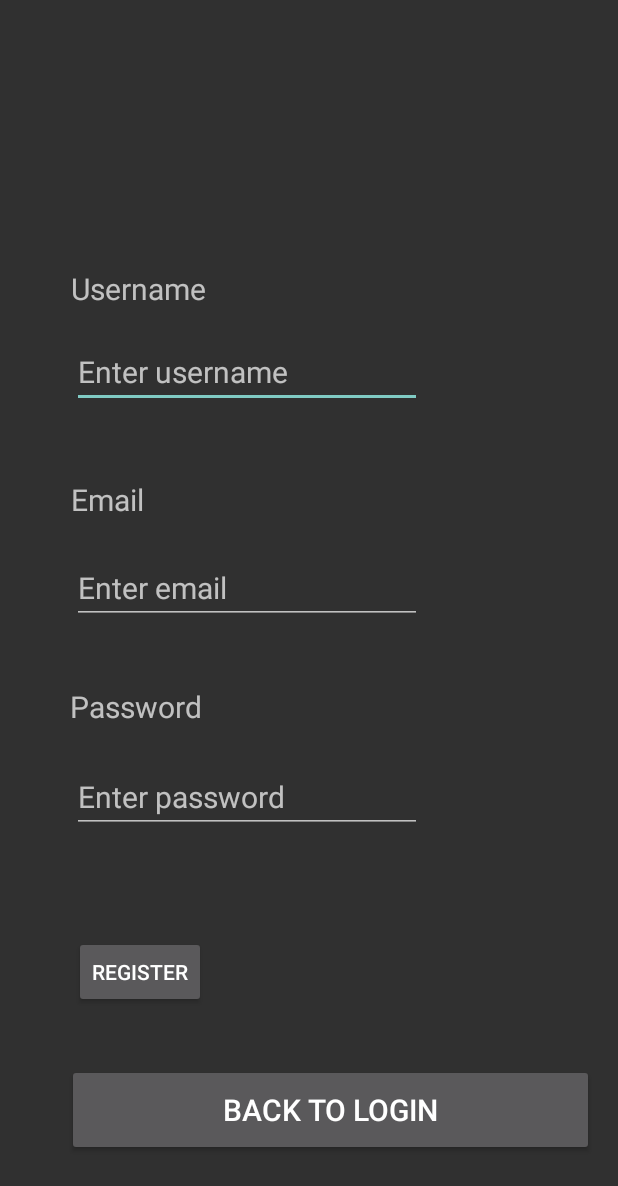
After one commit to PioRomo/137Project, an Android app: the RegisterActivity screen opened directly, with no data from a screen before it, on a phone screen of 412 x 824 dp. The commit adds this screen. Shown: the top 1186 px of the screen. Run offline under Robolectric (Android 15) with nearby library versions, the phone set to English and light mode, and no system bars.

Commit message:
Added basic UI for registration page - Created RegisterActivity - Added backtologin functionality - Added toRegistration functionality to Login Activity - Tested on Android Phone (it works!) - UI of course needs some refining

```diff
--- /dev/null
+++ b/app/src/main/java/com/example/pixelpedia/RegisterActivity.kt
@@ -0,0 +1,41 @@
+package com.example.pixelpedia
+
+import android.os.Bundle
+import android.widget.Button
+import android.widget.EditText
+import androidx.activity.enableEdgeToEdge
+import androidx.appcompat.app.AppCompatActivity
+import androidx.core.view.ViewCompat
+import androidx.core.view.WindowInsetsCompat
+
+class RegisterActivity : AppCompatActivity() {
+
+    private lateinit var userNameEditText: EditText
+    private lateinit var emailEditText: EditText
+    private lateinit var passwordEditText: EditText
+    private lateinit var registerButton: Button
+    private lateinit var backToLoginButton: Button
+
+    override fun onCreate(savedInstanceState: Bundle?) {
+        super.onCreate(savedInstanceState)
+        enableEdgeToEdge()
+        setContentView(R.layout.activity_register)
+
+        userNameEditText = findViewById(R.id.registerUsernameText)
+        emailEditText = findViewById(R.id.registerEmailText)
+        passwordEditText = findViewById(R.id.registerPasswordText)
+        registerButton = findViewById(R.id.registerRegisterButton)
+        backToLoginButton = findViewById(R.id.registerBackToLogin)
+
+        registerButton.setOnClickListener{
+            val username = userNameEditText.text.toString()
+            val email = emailEditText.text.toString()
+            val password = passwordEditText.text.toString()
+            //Implement firebase logic
+        }
+
+        backToLoginButton.setOnClickListener{
+            finish()
+        }
+    }
+}
--- /dev/null
+++ b/app/src/main/res/layout/activity_register.xml
@@ -0,0 +1,118 @@
+<?xml version="1.0" encoding="utf-8"?>
+<androidx.constraintlayout.widget.ConstraintLayout xmlns:android="http://schemas.android.com/apk/res/android"
+    xmlns:app="http://schemas.android.com/apk/res-auto"
+    xmlns:tools="http://schemas.android.com/tools"
+    android:id="@+id/main"
+    android:layout_width="match_parent"
+    android:layout_height="match_parent"
+    tools:context=".RegisterActivity">
+
+    <TextView
+        android:id="@+id/registerUsernameTitle"
+        android:layout_width="wrap_content"
+        android:layout_height="wrap_content"
+        android:text="Username"
+        android:textSize="20sp"
+        app:layout_constraintBottom_toBottomOf="parent"
+        app:layout_constraintEnd_toEndOf="parent"
+        app:layout_constraintHorizontal_bias="0.146"
+        app:layout_constraintStart_toStartOf="parent"
+        app:layout_constraintTop_toTopOf="parent"
+        app:layout_constraintVertical_bias="0.224" />
+
+    <TextView
+        android:id="@+id/registerEmailTitle"
+        android:layout_width="wrap_content"
+        android:layout_height="wrap_content"
+        android:text="Email"
+        android:textSize="20sp"
+        app:layout_constraintBottom_toBottomOf="parent"
+        app:layout_constraintEnd_toEndOf="parent"
+        app:layout_constraintHorizontal_bias="0.131"
+        app:layout_constraintStart_toStartOf="parent"
+        app:layout_constraintTop_toTopOf="parent"
+        app:layout_constraintVertical_bias="0.401" />
+
+    <TextView
+        android:id="@+id/registerPasswordTitle"
+        android:layout_width="wrap_content"
+        android:layout_height="wrap_content"
+        android:text="Password"
+        android:textSize="20sp"
+        app:layout_constraintBottom_toBottomOf="parent"
+        app:layout_constraintEnd_toEndOf="parent"
+        app:layout_constraintHorizontal_bias="0.145"
+        app:layout_constraintStart_toStartOf="parent"
+        app:layout_constraintTop_toBottomOf="@+id/registerEmailText"
+        app:layout_constraintVertical_bias="0.109" />
+
+    <EditText
+        android:id="@+id/registerUsernameText"
+        android:layout_width="wrap_content"
+        android:layout_height="wrap_content"
+        android:ems="10"
+        android:hint="Enter username"
+        android:inputType="text"
+        android:textSize="20sp"
+        app:layout_constraintBottom_toBottomOf="parent"
+        app:layout_constraintEnd_toEndOf="parent"
+        app:layout_constraintHorizontal_bias="0.268"
+        app:layout_constraintStart_toStartOf="parent"
+        app:layout_constraintTop_toBottomOf="@+id/registerUsernameTitle"
+        app:layout_constraintVertical_bias="0.032" />
+
+    <EditText
+        android:id="@+id/registerEmailText"
+        android:layout_width="wrap_content"
+        android:layout_height="wrap_content"
+        android:ems="10"
+        android:hint="Enter email"
+        android:inputType="text"
+        android:textSize="20sp"
+        app:layout_constraintBottom_toBottomOf="parent"
+        app:layout_constraintEnd_toEndOf="parent"
+        app:layout_constraintHorizontal_bias="0.268"
+        app:layout_constraintStart_toStartOf="parent"
+        app:layout_constraintTop_toBottomOf="@+id/registerEmailTitle"
+        app:layout_constraintVertical_bias="0.05" />
+
+    <EditText
+        android:id="@+id/registerPasswordText"
+        android:layout_width="wrap_content"
+        android:layout_height="wrap_content"
+        android:ems="10"
+        android:hint="Enter password"
+        android:inputType="text"
+        android:textSize="20sp"
+        app:layout_constraintBottom_toBottomOf="parent"
+        app:layout_constraintEnd_toEndOf="parent"
+        app:layout_constraintHorizontal_bias="0.268"
+        app:layout_constraintStart_toStartOf="parent"
+        app:layout_constraintTop_toBottomOf="@+id/registerPasswordTitle"
+        app:layout_constraintVertical_bias="0.077" />
+
+    <Button
+        android:id="@+id/registerRegisterButton"
+        android:layout_width="wrap_content"
+        android:layout_height="wrap_content"
+        android:text="Register"
+        app:layout_constraintBottom_toBottomOf="parent"
+        app:layout_constraintEnd_toEndOf="parent"
+        app:layout_constraintHorizontal_bias="0.153"
+        app:layout_constraintStart_toStartOf="parent"
+        app:layout_constraintTop_toBottomOf="@+id/registerPasswordText"
+        app:layout_constraintVertical_bias="0.31" />
+
+    <Button
+        android:id="@+id/registerBackToLogin"
+        android:layout_width="351dp"
+        android:layout_height="61dp"
+        android:text="Back to Login"
+        android:textSize="20sp"
+        app:layout_constraintBottom_toBottomOf="parent"
+        app:layout_constraintEnd_toEndOf="parent"
+        app:layout_constraintHorizontal_bias="0.733"
+        app:layout_constraintStart_toStartOf="parent"
+        app:layout_constraintTop_toBottomOf="@+id/registerPasswordText"
+        app:layout_constraintVertical_bias="0.743" />
+</androidx.constraintlayout.widget.ConstraintLayout>
```
Also changed, not shown: app/src/main/AndroidManifest.xml (+10 -7 lines), app/src/main/java/com/example/pixelpedia/FullscreenActivity.kt (deleted, +0 -166 lines), app/src/main/java/com/example/pixelpedia/LoginActivity.kt (+7 -6 lines), app/src/main/res/layout/activity_fullscreen.xml (deleted, +0 -51 lines), app/src/main/res/layout/activity_login.xml (+11 -11 lines).
